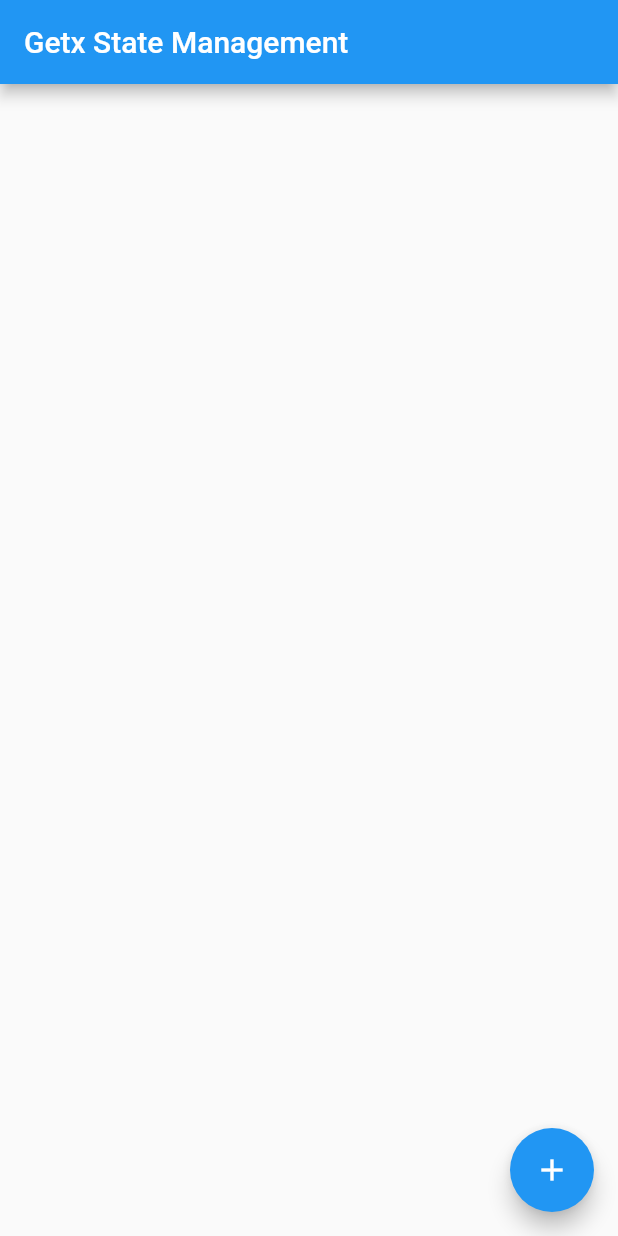
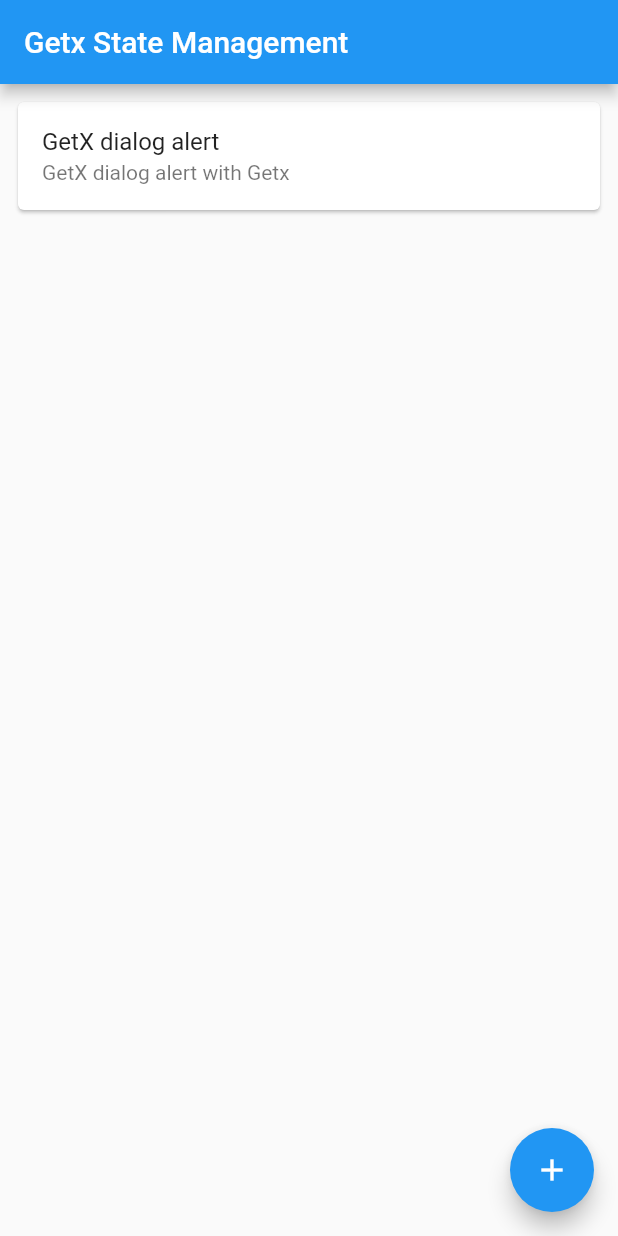
Before and after one commit to ThisIsAnshMalik/get_x, a Flutter app: the screen it shows after launch, on a phone screen of 412 x 824 dp. Run offline on Flutter 3.47's test engine with Material 2 defaults, Android fonts, the phone set to English and light mode, and no system bars; our stand-ins replace get.

Commit message:
getX - defaultDialog Utils

```diff
--- a/lib/view/home.dart
+++ b/lib/view/home.dart
@@ -15,6 +15,26 @@ class _HomeViewState extends State<HomeView> {
       appBar: AppBar(
         title: const Text("Getx State Management"),
       ),
+      body: Padding(
+        padding: const EdgeInsets.all(8.0),
+        child: Column(
+          children: [
+            Card(
+              child: ListTile(
+                title: const Text("GetX dialog alert"),
+                subtitle: const Text("GetX dialog alert with Getx"),
+                onTap: () {
+                  Get.defaultDialog(
+                      title: "Delete",
+                      middleText: "Second utils of the Getx",
+                      textConfirm: "Yes",
+                      textCancel: "No");
+                },
+              ),
+            )
+          ],
+        ),
+      ),
       floatingActionButton: FloatingActionButton(
         onPressed: () {
           Get.snackbar("Ansh Malik", "First utils of the Getx",
```
